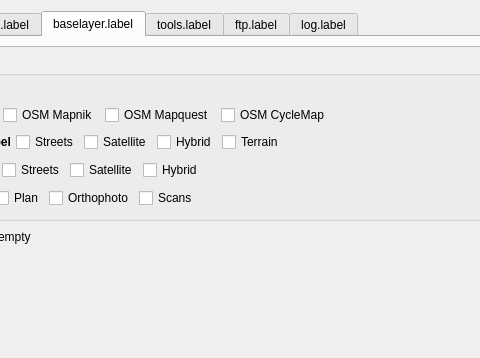
The window that ui_lizmap.ui (3liz/lizmap-plugin) describes before a commit, drawn with Qt 5; both pictures show x 131 to 611 and y 0 to 358 of the 1220 by 921 pixel window.
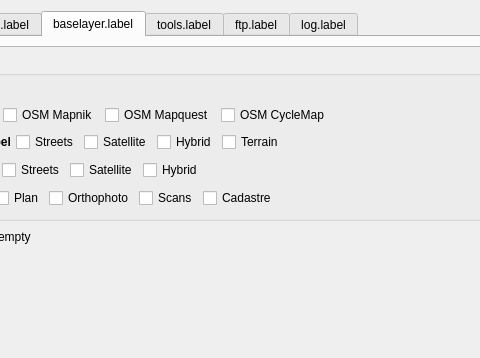
The same window after the commit. The open tabs and pages were chosen to show the change.

Commit message: Baselayers - Add french IGN Cadastral layer

The edit to the form file:
```diff
--- a/ui_lizmap.ui
+++ b/ui_lizmap.ui
@@ -975,8 +975,8 @@
            <rect>
             <x>0</x>
             <y>0</y>
-            <width>955</width>
-            <height>679</height>
+            <width>1178</width>
+            <height>782</height>
            </rect>
           </property>
           <layout class="QVBoxLayout" name="verticalLayout_13">
@@ -1262,6 +1262,13 @@
                   </property>
                  </widget>
                 </item>
+                <item>
+                 <widget class="QCheckBox" name="cbIgnCadastral">
+                  <property name="text">
+                   <string>Cadastre</string>
+                  </property>
+                 </widget>
+                </item>
                 <item>
                  <spacer name="horizontalSpacer_19">
                   <property name="orientation">
```
Left out of the diff: 2 changed lines with no effect on the pictures. The commit also changes 10 other files.
